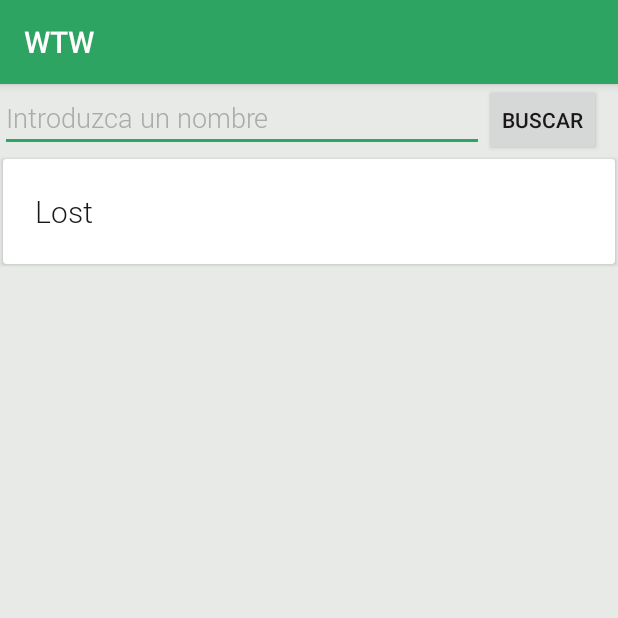
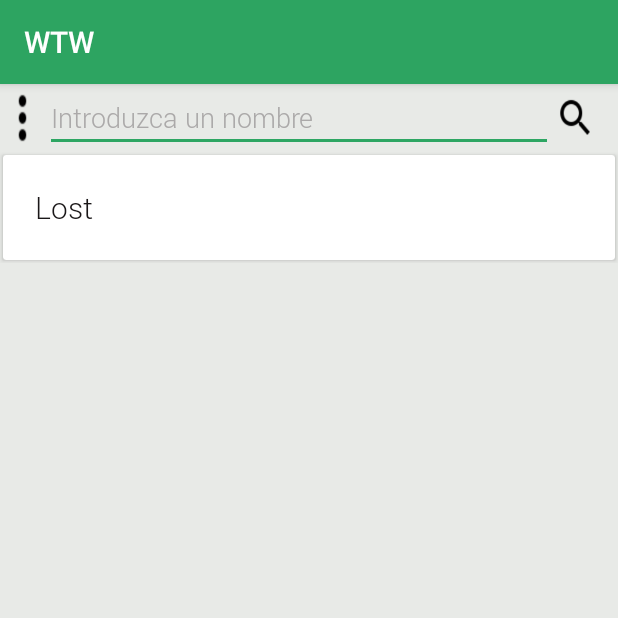
Before and after one commit to camilonar/WTW, an Android app: the fragment FragmentConsultarSeries shown on its own in the app's theme, on a phone screen of 412 x 824 dp, the top half of it. Run offline under Robolectric (Android 15) with nearby library versions, the phone set to English and light mode, and no system bars; Roboto replaces fonts that are not available here.

Commit message:
Se agregaron nuevos íconos en la búsqueda de series

```diff
--- a/app/src/main/res/layout/activity_consultar_series.xml
+++ b/app/src/main/res/layout/activity_consultar_series.xml
@@ -16,6 +16,11 @@
             android:layout_height="wrap_content"
             android:weightSum="1">
 
+            <ImageButton
+                android:layout_height="match_parent"
+                android:layout_width="30dp"
+                android:background="@drawable/ic_more_vert"></ImageButton>
+
             <EditText
                 android:layout_width="223dp"
                 android:layout_height="wrap_content"
@@ -26,12 +31,14 @@
                 android:inputType="textPersonName"
                 android:layout_weight="0.90" />
 
-            <Button
+            <ImageButton
                 style="?android:attr/buttonStyleSmall"
-                android:layout_width="wrap_content"
-                android:layout_height="wrap_content"
-                android:text="Buscar"
+                android:layout_width="30dp"
+                android:layout_height="match_parent"
+                android:background="@drawable/ic_search"
                 android:id="@+id/btnBuscar"
+                android:scaleX="0.9"
+                android:scaleY="0.7"
                 android:onClick="onClickBuscar"
                 android:textColor="@color/colorButtonText"
                 android:nestedScrollingEnabled="false" />
--- a/app/src/main/res/layout/activity_detalle_capitulo.xml
+++ b/app/src/main/res/layout/activity_detalle_capitulo.xml
@@ -123,6 +123,7 @@
         android:layout_gravity="bottom|end"
         android:onClick="onClickActualizarCapitulo"
         android:layout_margin="@dimen/activity_horizontal_margin"
+        android:adjustViewBounds="true"
         android:src="@android:drawable/ic_menu_edit" />
 
 </FrameLayout>
--- a/app/src/main/res/layout/activity_detalle_temporada.xml
+++ b/app/src/main/res/layout/activity_detalle_temporada.xml
@@ -23,6 +23,7 @@
         android:layout_height="wrap_content"
         android:layout_gravity="bottom|end"
         android:onClick="onClickAgregarCapitulo"
+        android:adjustViewBounds="true"
         android:layout_margin="@dimen/activity_horizontal_margin"
         android:src="@android:drawable/ic_menu_add" />
 </FrameLayout>
--- a/app/src/main/res/layout/tv_temporada.xml
+++ b/app/src/main/res/layout/tv_temporada.xml
@@ -30,7 +30,7 @@
             android:textColor="@color/colorNormalText"
             xmlns:android="http://schemas.android.com/apk/res/android" />
         <ImageView
-            android:layout_width="match_parent"
+            android:layout_width="20dp"
             android:layout_height="25dp"
             android:adjustViewBounds="true"
             android:scaleType="fitCenter"
```
Also changed, not shown: app/src/main/res/drawable/ic_more_vert.png (added), app/src/main/res/drawable/ic_search.png (added).
